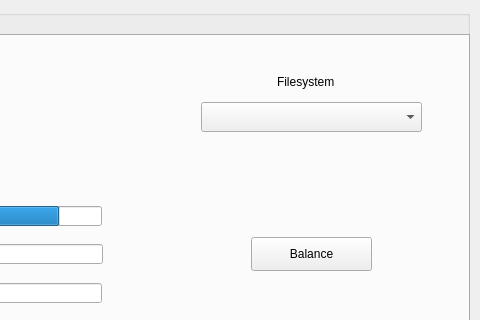
Qt form buttermanager/ui/MainWindow.ui (egara/buttermanager) before a commit; both pictures show x 320 to 800 and y 0 to 320 of the 800 by 600 pixel window.
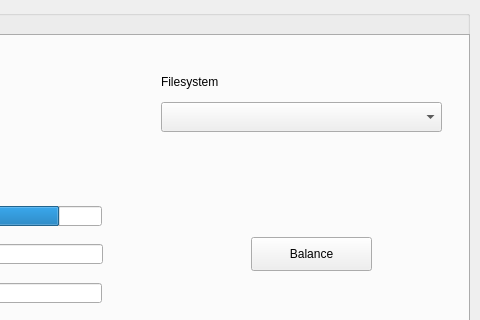
The same form after that commit.

Commit message: Enlarging combobox

The edit to the form file:
```diff
--- a/buttermanager/ui/MainWindow.ui
+++ b/buttermanager/ui/MainWindow.ui
@@ -184,7 +184,7 @@
          <widget class="QLabel" name="label_filesystem">
           <property name="geometry">
            <rect>
-            <x>586</x>
+            <x>470</x>
             <y>30</y>
             <width>81</width>
             <height>31</height>
@@ -197,9 +197,9 @@
          <widget class="QComboBox" name="combobox_filesystem">
           <property name="geometry">
            <rect>
-            <x>510</x>
+            <x>470</x>
             <y>66</y>
-            <width>221</width>
+            <width>281</width>
             <height>30</height>
            </rect>
           </property>
```
